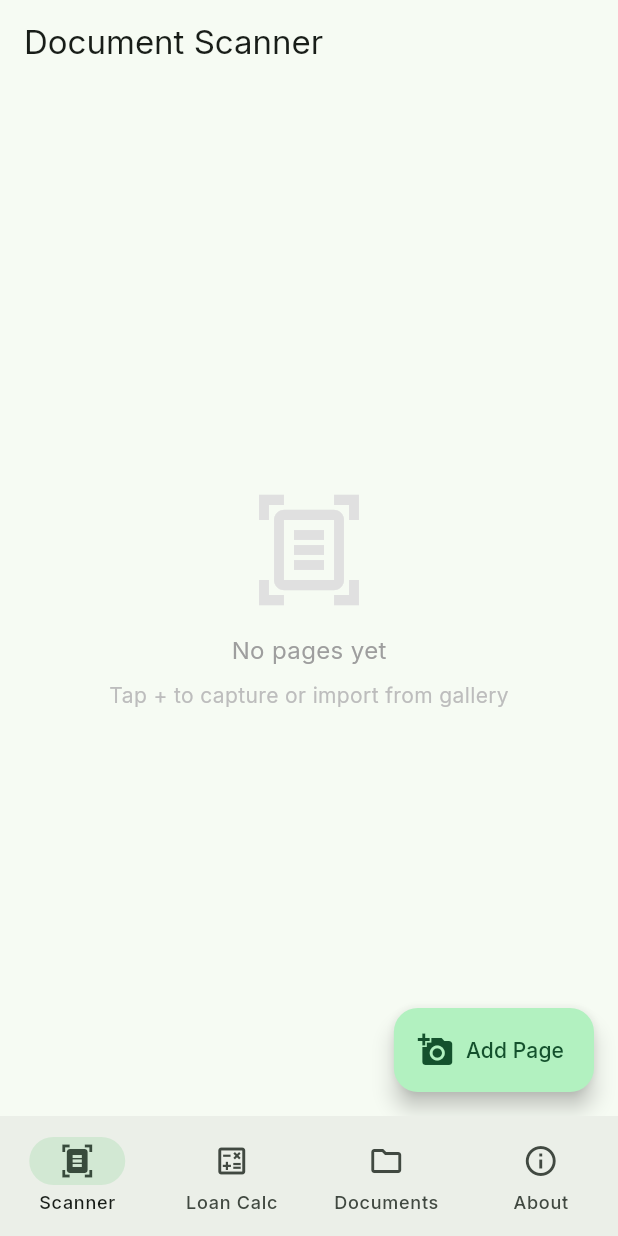
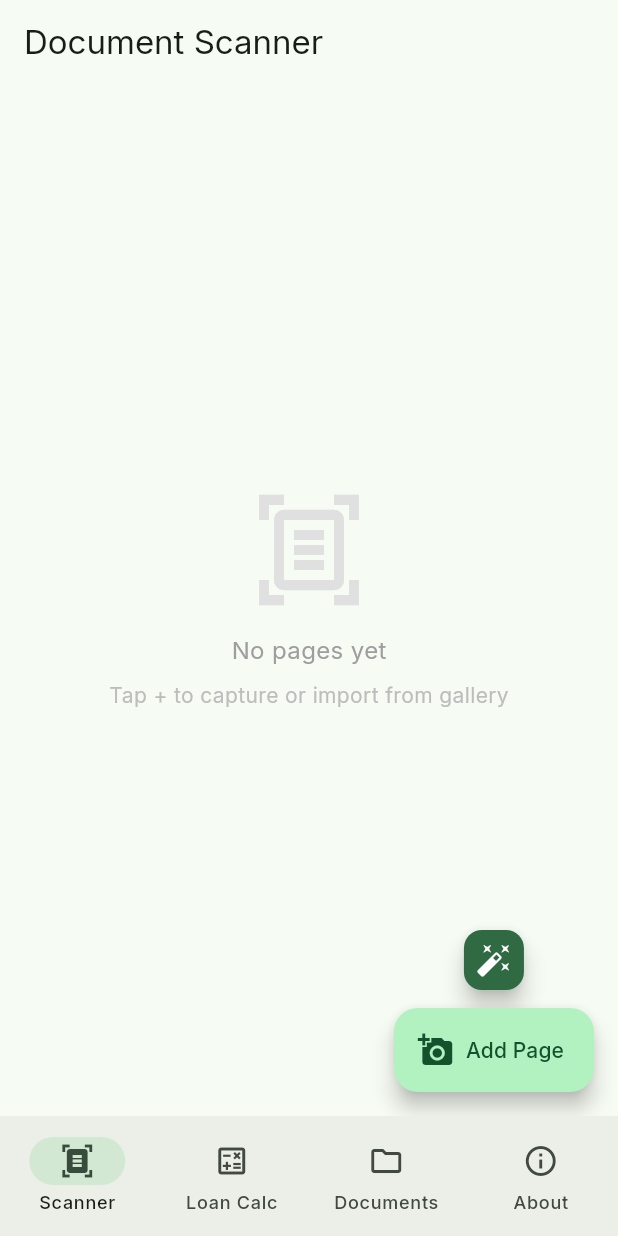
Before and after one commit to RedsonNgwira/dsa_malawi, a Flutter app: the screen it shows after launch, on a phone screen of 412 x 824 dp. Run offline on Flutter 3.47's test engine with Material 3 defaults, Android fonts, the phone set to English and light mode, and no system bars; our stand-ins replace camera, connectivity_plus, flutter_image_compress, geolocator, google_fonts, image_picker and 4 more; missing offline and left inert: edge_detection_scan, flutter_email_sender, flutter_pdfview, google_mlkit_text_recognition; accounts and stored records are empty.

Commit message:
Enterprise architecture refactor: core/, data/models/, features/ structure. Auto-document edge detection via edge_detection_scan, OCR service with Google ML Kit, cloud backup via system share sheet, Smart Scan FAB on scanner, centralized AppTheme, FormatUtils, AppConstants

```diff
--- /dev/null
+++ b/lib/core/theme/app_theme.dart
@@ -0,0 +1,20 @@
+import 'package:flutter/material.dart';
+import 'package:google_fonts/google_fonts.dart';
+
+/// Centralized theme configuration for DSA Malawi.
+/// Supports light and dark modes with Material 3.
+class AppTheme {
+  static const Color _seedColor = Color(0xFF1A6B3C); // Malawi green
+
+  static ThemeData get light => ThemeData(
+    colorScheme: ColorScheme.fromSeed(seedColor: _seedColor, brightness: Brightness.light),
+    textTheme: GoogleFonts.interTextTheme(),
+    useMaterial3: true,
+  );
+
+  static ThemeData get dark => ThemeData(
+    colorScheme: ColorScheme.fromSeed(seedColor: _seedColor, brightness: Brightness.dark),
+    textTheme: GoogleFonts.interTextTheme(ThemeData.dark().textTheme),
+    useMaterial3: true,
+  );
+}
--- /dev/null
+++ b/lib/data/models/gps_location.dart
@@ -0,0 +1,30 @@
+/// GPS location data model.
+class GpsLocation {
+  final double latitude;
+  final double longitude;
+  final double accuracy;
+  final DateTime timestamp;
+
+  const GpsLocation({
+    required this.latitude,
+    required this.longitude,
+    required this.accuracy,
+    required this.timestamp,
+  });
+
+  String get formatted => '$latitude, $longitude (±${accuracy.toStringAsFixed(1)}m)';
+
+  Map<String, dynamic> toMap() => {
+    'latitude': latitude,
+    'longitude': longitude,
+    'accuracy': accuracy,
+    'timestamp': timestamp.toIso8601String(),
+  };
+
+  factory GpsLocation.fromMap(Map<String, dynamic> map) => GpsLocation(
+    latitude: (map['latitude'] as num).toDouble(),
+    longitude: (map['longitude'] as num).toDouble(),
+    accuracy: (map['accuracy'] as num).toDouble(),
+    timestamp: DateTime.parse(map['timestamp'] as String),
+  );
+}
--- /dev/null
+++ b/lib/features/scanner/providers/smart_scanner_service.dart
@@ -0,0 +1,31 @@
+import 'package:edge_detection_scan/edge_detection_scan.dart';
+
+/// Result from auto-document edge detection.
+class SmartScanResult {
+  final String? imagePath;
+  final bool success;
+  final String? error;
+
+  const SmartScanResult({this.imagePath, required this.success, this.error});
+}
+
+/// Service that wraps edge_detection_scan for automatic document detection.
+/// Opens the native camera with real-time edge detection overlay,
+/// automatically finds document boundaries, and returns the cropped image.
+class SmartScannerService {
+  /// Launch the smart scanner with real-time edge detection.
+  /// Returns the path to the auto-cropped, perspective-corrected image.
+  static Future<SmartScanResult> scanDocument() async {
+    try {
+      final scanner = EdgeDetectionScan();
+      final results = await scanner.scanDocument();
+
+      if (results.isNotEmpty) {
+        return SmartScanResult(imagePath: results.first, success: true);
+      }
+      return const SmartScanResult(success: false, error: 'No image captured');
+    } catch (e) {
+      return SmartScanResult(success: false, error: e.toString());
+    }
+  }
+}
--- a/lib/main.dart
+++ b/lib/main.dart
@@ -1,8 +1,9 @@
 import 'package:flutter/material.dart';
 import 'package:provider/provider.dart';
-import 'package:google_fonts/google_fonts.dart';
+import 'core/theme/app_theme.dart';
 import 'providers/app_state.dart';
 import 'services/connectivity_service.dart';
+import 'services/cloud_backup_service.dart';
 import 'screens/scanner_screen.dart';
 import 'screens/loan_calc_screen.dart';
 import 'screens/documents_screen.dart';
@@ -15,6 +16,7 @@ void main() {
       providers: [
         ChangeNotifierProvider(create: (_) => AppState()..initialize()),
         ChangeNotifierProvider(create: (_) => ConnectivityService()..initialize()),
+        ChangeNotifierProvider(create: (_) => CloudBackupService()),
       ],
       child: const DSAApp(),
     ),
@@ -27,28 +29,13 @@ class DSAApp extends StatelessWidget {
   @override
   Widget build(BuildContext context) {
     final appState = context.watch<AppState>();
-    const seedColor = Color(0xFF1A6B3C); // Malawi green
 
     return MaterialApp(
       title: 'DSA Malawi',
       debugShowCheckedModeBanner: false,
       themeMode: appState.initialized ? appState.themeMode : ThemeMode.system,
-      theme: ThemeData(
-        colorScheme: ColorScheme.fromSeed(
-          seedColor: seedColor,
-          brightness: Brightness.light,
-        ),
-        textTheme: GoogleFonts.interTextTheme(),
-        useMaterial3: true,
-      ),
-      darkTheme: ThemeData(
-        colorScheme: ColorScheme.fromSeed(
-          seedColor: seedColor,
-          brightness: Brightness.dark,
-        ),
-        textTheme: GoogleFonts.interTextTheme(ThemeData.dark().textTheme),
-        useMaterial3: true,
-      ),
+      theme: AppTheme.light,
+      darkTheme: AppTheme.dark,
       home: const HomeScreen(),
     );
   }
@@ -103,7 +90,6 @@ class _HomeScreenState extends State<HomeScreen> {
           ),
         ],
       ),
-      // Connectivity status banner at bottom
       bottomSheet: connectivity.initialized && !connectivity.isOnline
           ? Container(
               width: double.infinity,
--- a/lib/screens/scanner_screen.dart
+++ b/lib/screens/scanner_screen.dart
@@ -9,6 +9,7 @@ import '../providers/app_state.dart';
 import '../services/export_service.dart';
 import '../services/gps_service.dart';
 import '../services/image_processor.dart';
+import '../features/scanner/providers/smart_scanner_service.dart';
 import '../widgets/page_thumbnail.dart';
 
 class ScannerScreen extends StatefulWidget {
@@ -235,6 +236,45 @@ class _ScannerScreenState extends State<ScannerScreen> {
         icon = Icons.flash_on;
     }
     return Icon(icon, size: 20, color: Colors.grey);
+  }
+
+  Future<void> _smartScan() async {
+    // Open native smart scanner with auto edge detection
+    setState(() => _isProcessing = true);
+    try {
+      final result = await SmartScannerService.scanDocument();
+      if (result.success && result.imagePath != null) {
+        final dir = await getApplicationDocumentsDirectory();
+        final timestamp = DateTime.now().millisecondsSinceEpoch;
+        final rawPath = '${dir.path}/smart_$timestamp.jpg';
+        await File(result.imagePath!).copy(rawPath);
+
+        // Process the image
+        try {
+          final processed = await ImageProcessor.autoEnhance(rawPath);
+          final gpsLoc = await GpsService.captureLocation();
+          setState(() {
+            _pages.add(_ScanPage(
+              path: processed.outputPath,
+              rawPath: rawPath,
+              filter: FilterPreset.enhanced,
+              gps: gpsLoc,
+            ));
+          });
+        } catch (e) {
+          setState(() {
+            _pages.add(_ScanPage(path: rawPath, rawPath: rawPath, filter: FilterPreset.original));
+          });
+        }
+      }
+    } catch (e) {
+      if (mounted) {
+        ScaffoldMessenger.of(context).showSnackBar(
+          SnackBar(content: Text('Smart scan: $e')),
+        );
+      }
+    }
+    setState(() => _isProcessing = false);
   }
 
   void _clearAll() {
@@ -514,10 +554,24 @@ class _ScannerScreenState extends State<ScannerScreen> {
                     );
                   }),
                 ),
-      floatingActionButton: FloatingActionButton.extended(
-        onPressed: () => _openCamera(),
-        icon: const Icon(Icons.add_a_photo),
-        label: const Text('Add Page'),
+      floatingActionButton: Column(
+        mainAxisSize: MainAxisSize.min,
+        children: [
+          FloatingActionButton.small(
+            heroTag: 'smart_scan',
+            onPressed: _smartScan,
+            tooltip: 'Smart Scan — auto-detect edges',
+            backgroundColor: Theme.of(context).colorScheme.primary,
+            child: const Icon(Icons.auto_fix_high, color: Colors.white),
+          ),
+          const SizedBox(height: 8),
+          FloatingActionButton.extended(
+            heroTag: 'add_page',
+            onPressed: () => _openCamera(),
+            icon: const Icon(Icons.add_a_photo),
+            label: const Text('Add Page'),
+          ),
+        ],
       ),
     );
   }
--- a/pubspec.yaml
+++ b/pubspec.yaml
@@ -43,6 +43,11 @@ dependencies:
   geolocator: ^13.0.2
   # Network connectivity
   connectivity_plus: ^6.1.1
+  # Real-time edge detection
+  edge_detection_scan: ^0.0.1
+  # OCR text recognition
+  google_mlkit_text_recognition: ^0.15.1
+
 
 dev_dependencies:
   flutter_test:
```
Also changed, not shown: lib/core/constants/app_constants.dart (added, +40 -0 lines), lib/core/utils/format_utils.dart (added, +33 -0 lines), lib/data/models/scan_page.dart (added, +23 -0 lines), lib/features/cloud_backup/screens/cloud_backup_screen.dart (added, +158 -0 lines), lib/screens/about_screen.dart (+13 -0 lines), lib/services/cloud_backup_service.dart (added, +90 -0 lines), lib/services/ocr_service.dart (added, +50 -0 lines), pubspec.lock.
